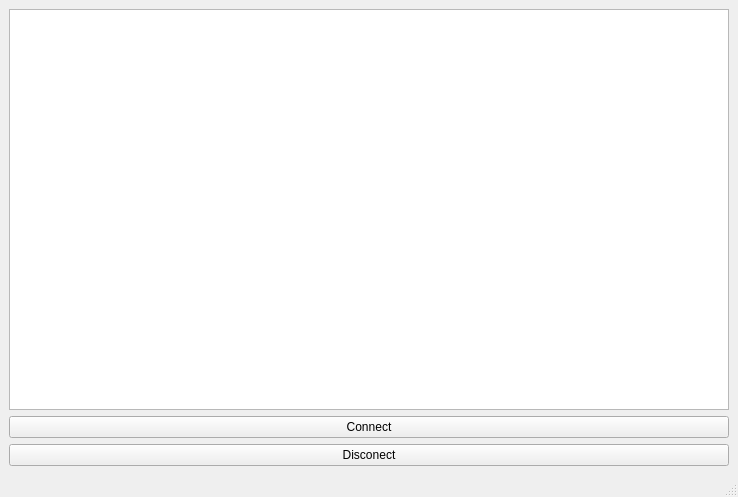
AlexandrFarr/projectBd, file forms/mainwindow.ui: the form before one commit.
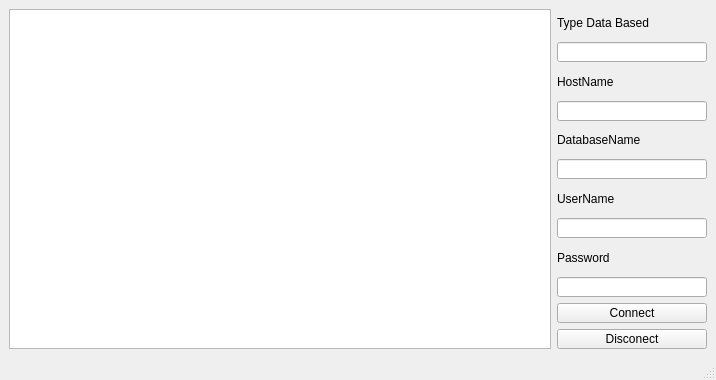
The form after the commit.

Commit message: add line edit for data based

The edit to the form file:
```diff
--- a/forms/mainwindow.ui
+++ b/forms/mainwindow.ui
@@ -6,8 +6,8 @@
    <rect>
     <x>0</x>
     <y>0</y>
-    <width>738</width>
-    <height>497</height>
+    <width>716</width>
+    <height>380</height>
    </rect>
   </property>
   <property name="windowTitle">
@@ -17,23 +17,149 @@
    <layout class="QGridLayout" name="gridLayout_2">
     <item row="0" column="0">
      <layout class="QGridLayout" name="gridLayout">
-      <item row="1" column="0">
-       <widget class="QPushButton" name="buttonQuery">
-        <property name="text">
-         <string>Connect</string>
-        </property>
-       </widget>
-      </item>
       <item row="0" column="0">
-       <widget class="QTableView" name="tableView"/>
-      </item>
-      <item row="2" column="0">
-       <widget class="QPushButton" name="ButtonClose">
-        <property name="text">
-         <string>Disconect</string>
+       <widget class="QTableView" name="tableView">
+        <property name="minimumSize">
+         <size>
+          <width>500</width>
+          <height>150</height>
+         </size>
         </property>
        </widget>
       </item>
+      <item row="0" column="1">
+       <layout class="QVBoxLayout" name="verticalLayout">
+        <item>
+         <widget class="QLabel" name="label">
+          <property name="text">
+           <string>Type Data Based</string>
+          </property>
+         </widget>
+        </item>
+        <item>
+         <widget class="QLineEdit" name="lineEdit">
+          <property name="enabled">
+           <bool>true</bool>
+          </property>
+          <property name="maximumSize">
+           <size>
+            <width>150</width>
+            <height>20</height>
+           </size>
+          </property>
+          <property name="maxLength">
+           <number>99</number>
+          </property>
+         </widget>
+        </item>
+        <item>
+         <widget class="QLabel" name="label_2">
+          <property name="text">
+           <string>HostName</string>
+          </property>
+         </widget>
+        </item>
+        <item>
+         <widget class="QLineEdit" name="lineEdit_2">
+          <property name="maximumSize">
+           <size>
+            <width>150</width>
+            <height>20</height>
+           </size>
+          </property>
+          <property name="maxLength">
+           <number>99</number>
+          </property>
+         </widget>
+        </item>
+        <item>
+         <widget class="QLabel" name="label_3">
+          <property name="text">
+           <string>DatabaseName</string>
+          </property>
+         </widget>
+        </item>
+        <item>
+         <widget class="QLineEdit" name="lineEdit_3">
+          <property name="maximumSize">
+           <size>
+            <width>150</width>
+            <height>20</height>
+           </size>
+          </property>
+          <property name="maxLength">
+           <number>99</number>
+          </property>
+         </widget>
+        </item>
+        <item>
+         <widget class="QLabel" name="label_4">
+          <property name="text">
+           <string>UserName</string>
+          </property>
+         </widget>
+        </item>
+        <item>
+         <widget class="QLineEdit" name="lineEdit_4">
+          <property name="maximumSize">
+           <size>
+            <width>150</width>
+            <height>20</height>
+           </size>
+          </property>
+          <property name="maxLength">
+           <number>99</number>
+          </property>
+         </widget>
+        </item>
+        <item>
+         <widget class="QLabel" name="label_5">
+          <property name="text">
+           <string>Password</string>
+          </property>
+         </widget>
+        </item>
+        <item>
+         <widget class="QLineEdit" name="lineEdit_5">
+          <property name="maximumSize">
+           <size>
+            <width>150</width>
+            <height>20</height>
+           </size>
+          </property>
+          <property name="maxLength">
+           <number>99</number>
+          </property>
+         </widget>
+        </item>
+        <item>
+         <widget class="QPushButton" name="buttonQuery">
+          <property name="maximumSize">
+           <size>
+            <width>150</width>
+            <height>20</height>
+           </size>
+          </property>
+          <property name="text">
+           <string>Connect</string>
+          </property>
+         </widget>
+        </item>
+        <item>
+         <widget class="QPushButton" name="ButtonClose">
+          <property name="maximumSize">
+           <size>
+            <width>150</width>
+            <height>20</height>
+           </size>
+          </property>
+          <property name="text">
+           <string>Disconect</string>
+          </property>
+         </widget>
+        </item>
+       </layout>
+      </item>
      </layout>
     </item>
    </layout>
```
Left out of the diff: 2 changed lines with no effect on the pictures. The commit also changes 8 other files.
